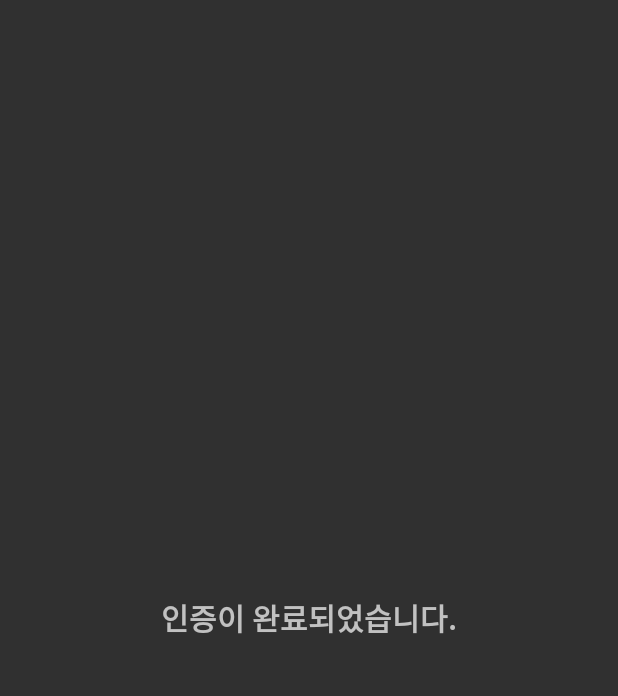
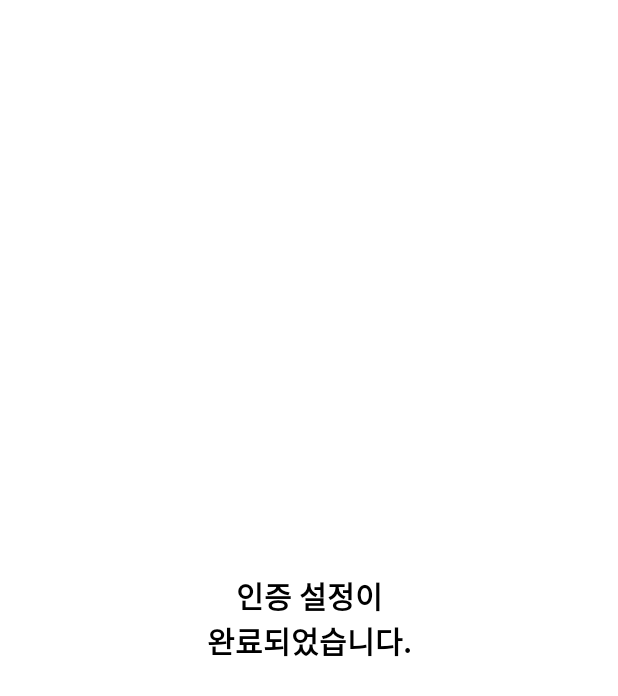
Before and after one commit to yechan2491/SmartOtpLock, an Android app: the ProgramActivity screen opened directly, with no data from a screen before it, on a phone screen of 412 x 824 dp. Shown: the top 696 px of the screen. Run offline under Robolectric (Android 15) with nearby library versions, the phone set to English and light mode, and no system bars.

Commit message:
핀, 패턴 디자인 수정(3차)

```diff
--- a/app/src/main/java/com/cookandroid/smartotplock/ProgramActivity.java
+++ b/app/src/main/java/com/cookandroid/smartotplock/ProgramActivity.java
@@ -9,7 +9,7 @@ public class ProgramActivity extends AppCompatActivity {
     @Override
     protected void onCreate(@Nullable Bundle savedInstanceState) {
         super.onCreate(savedInstanceState);
-        setContentView(R.layout.activity_program);
+        setContentView(R.layout.next);
 
     }
 }
--- a/app/src/main/res/layout/activity_program.xml
+++ /dev/null
@@ -1,15 +0,0 @@
-<?xml version="1.0" encoding="utf-8"?>
-<LinearLayout xmlns:android="http://schemas.android.com/apk/res/android"
-    android:orientation="vertical"
-    android:layout_width="match_parent"
-    android:layout_height="match_parent"
-    android:gravity="center">
-
-    <TextView
-        android:layout_width="wrap_content"
-        android:layout_height="wrap_content"
-        android:text="인증이 완료되었습니다."
-        android:textStyle="bold"
-        android:textSize="20dp" />
-
-</LinearLayout>
```
